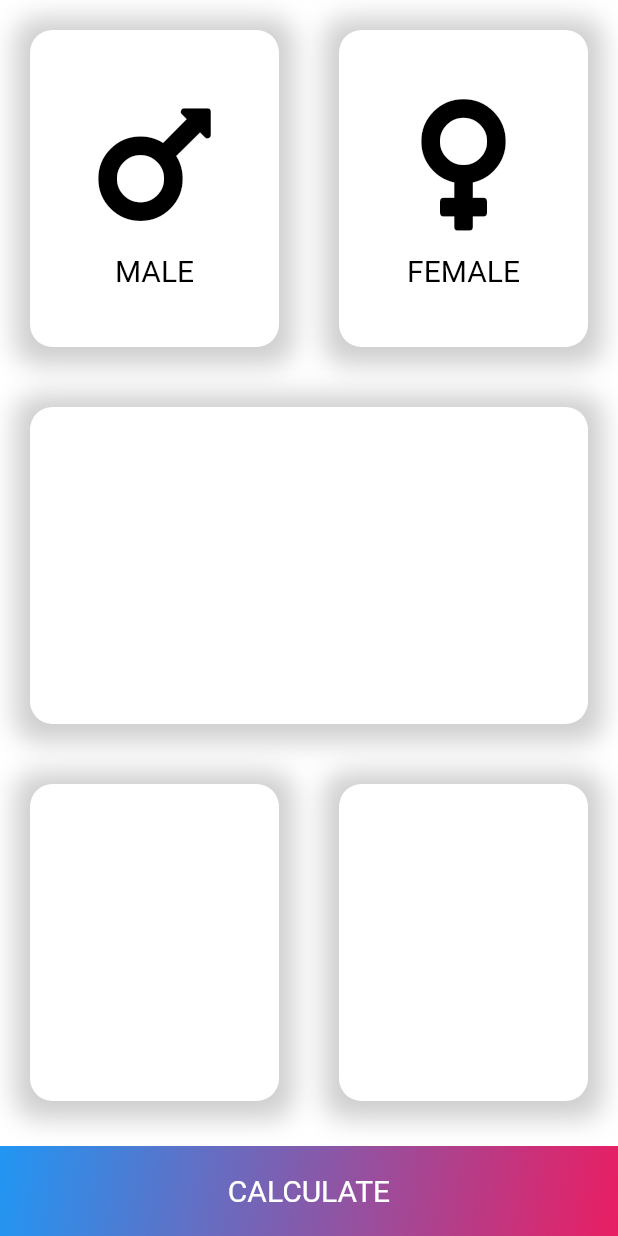
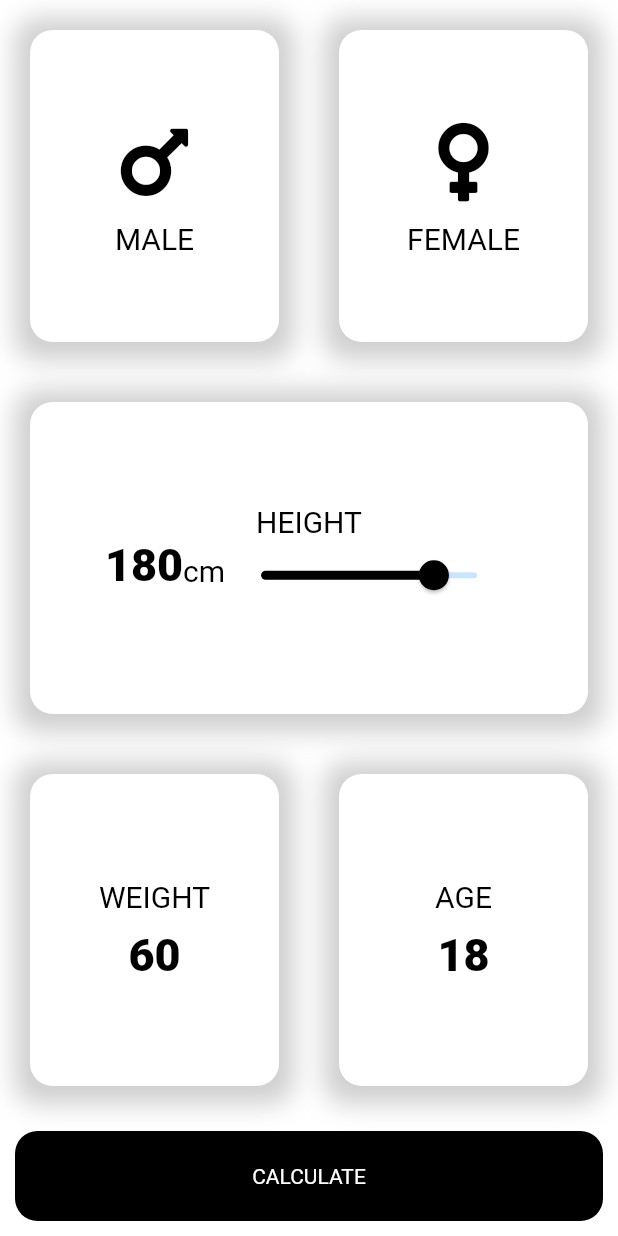
Before and after one commit to Bhavukarora03/BMI__cal, a Flutter app: the screen it shows after launch, on a phone screen of 412 x 824 dp. Run offline on Flutter 3.47's test engine with Material 2 defaults, Android fonts, the phone set to English and light mode, and no system bars; our stand-ins replace font_awesome_flutter.

Commit message:
update 2.o

```diff
--- /dev/null
+++ b/lib/Constants.dart
@@ -0,0 +1,14 @@
+import 'package:flutter/material.dart';
+
+const KcontainerColor = Colors.white;
+const KactiveCardColor = Colors.indigo;
+const KinactiveCardColor = Colors.white;
+const KbottomContainerHeight = 60.0;
+const labelTextStyle = TextStyle(
+  fontSize: 20,
+  color: Colors.black,
+);
+const KboldTextstyle =
+    TextStyle(fontSize: 30, fontWeight: FontWeight.w900, color: Colors.black);
+
+enum Kgender { Male, Female }
--- a/lib/Icon_content.dart
+++ b/lib/Icon_content.dart
@@ -1,13 +1,11 @@
 import 'package:flutter/material.dart';
-import 'package:icon_shadow/icon_shadow.dart';
-
+import 'package:bmi_calculator/Constants.dart';
 
 class IconContent extends StatelessWidget {
   IconContent({@required this.icons, this.label});
 
   final IconData icons;
   final String label;
-
 
   @override
   Widget build(BuildContext context) {
@@ -16,20 +14,17 @@ class IconContent extends StatelessWidget {
       children: [
         Icon(
           icons,
+          size: 60,
           color: Colors.black,
-            size: 100.0,
         ),
         SizedBox(
           height: 10,
         ),
         Text(
           label,
-          style: TextStyle(
-            fontSize: 20,
-            color: Colors.black,
-          ),
+          style: labelTextStyle,
         )
-      ]
+      ],
     );
   }
 }
--- a/lib/Reusablecard_content.dart
+++ b/lib/Reusablecard_content.dart
@@ -8,14 +8,11 @@ class ReusableCard extends StatelessWidget {
   final Widget cardProperties;
   final Function gestureDec;
 
-
-
   @override
   Widget build(BuildContext context) {
     return GestureDetector(
       onTap: gestureDec,
       child: Container(
-
         child: cardProperties,
         margin: EdgeInsets.all(20),
         height: 1000,
@@ -23,7 +20,7 @@ class ReusableCard extends StatelessWidget {
         decoration: BoxDecoration(
           color: colour,
           borderRadius: BorderRadius.circular(15.0),
-            boxShadow:[
+          boxShadow: [
             BoxShadow(
               color: Colors.grey.withOpacity(0.5), //color of shadow
               spreadRadius: 10, //spread radius
@@ -32,7 +29,6 @@ class ReusableCard extends StatelessWidget {
             ),
           ],
         ),
-
       ),
     );
   }
--- a/lib/input_page.dart
+++ b/lib/input_page.dart
@@ -1,14 +1,11 @@
 import 'package:flutter/cupertino.dart';
 import 'package:flutter/material.dart';
+import 'package:flutter/painting.dart';
+import 'package:flutter/widgets.dart';
 import 'package:font_awesome_flutter/font_awesome_flutter.dart';
 import 'package:bmi_calculator/Reusablecard_content.dart';
 import 'package:bmi_calculator/Icon_content.dart';
-
-const myContainersColor = Colors.white;
-const activeCardColor = Colors.redAccent;
-const inactiveCardColor = Colors.white;
-const bottomContainerHeight = 60.0;
-enum Gender { Male, Female }
+import 'package:bmi_calculator/Constants.dart';
 
 class InputPage extends StatefulWidget {
   @override
@@ -16,36 +13,44 @@ class InputPage extends StatefulWidget {
 }
 
 class _InputPageState extends State<InputPage> {
-  Gender selectedGender;
+  Kgender selectedGender;
+  int heightValue = 180;
+  int weightValue = 60;
+  int age = 18;
 
   @override
   Widget build(BuildContext context) {
     return Scaffold(
       body: Column(
+        crossAxisAlignment: CrossAxisAlignment.stretch,
         children: [
           Expanded(
             child: Row(
               children: [
                 Expanded(
                   child: ReusableCard(
-                    gestureDec: (){
-                      selectedGender = Gender.Male;
+                    gestureDec: () {
+                      setState(() {
+                        selectedGender = Kgender.Male;
+                      });
                     },
-                    colour: selectedGender == Gender.Male
-                        ? activeCardColor
-                        : inactiveCardColor,
+                    colour: selectedGender == Kgender.Male
+                        ? KactiveCardColor
+                        : KinactiveCardColor,
                     cardProperties: IconContent(
                         icons: FontAwesomeIcons.mars, label: 'MALE'),
                   ),
                 ),
                 Expanded(
                   child: ReusableCard(
-                    gestureDec: (){
-                      selectedGender = Gender.Female;
+                    gestureDec: () {
+                      setState(() {
+                        selectedGender = Kgender.Female;
+                      });
                     },
-                    colour: selectedGender == Gender.Female
-                        ? activeCardColor
-                        : inactiveCardColor,
+                    colour: selectedGender == Kgender.Female
+                        ? KactiveCardColor
+                        : KinactiveCardColor,
                     cardProperties: IconContent(
                         icons: FontAwesomeIcons.venus, label: 'FEMALE'),
                   ),
@@ -58,7 +63,50 @@ class _InputPageState extends State<InputPage> {
             children: [
               Expanded(
                 child: ReusableCard(
-                  colour: myContainersColor,
+                  cardProperties: Column(
+                    crossAxisAlignment: CrossAxisAlignment.stretch,
+                    mainAxisAlignment: MainAxisAlignment.center,
+                    children: [
+                      Center(
+                        child: Text(
+                          'HEIGHT',
+                          style: labelTextStyle,
+                        ),
+                      ),
+                      Row(
+                          mainAxisAlignment: MainAxisAlignment.center,
+                          crossAxisAlignment: CrossAxisAlignment.baseline,
+                          textBaseline: TextBaseline.alphabetic,
+                          children: [
+                            Center(
+                              child: Text(heightValue.toString(),
+                                  style: KboldTextstyle),
+                            ),
+                            Text('cm', style: labelTextStyle),
+                            Row(
+                              children: [
+                                SliderTheme(
+                                  data: SliderTheme.of(context).copyWith(
+                                      // add slider properties in future
+                                      ),
+                                  child: Slider(
+                                    value: heightValue.toDouble(),
+                                    min: 100,
+                                    max: 200,
+                                    activeColor: Colors.black,
+                                    onChanged: (double newValue) {
+                                      setState(() {
+                                        heightValue = newValue.round();
+                                      });
+                                    },
+                                  ),
+                                ),
+                              ],
+                            ),
+                          ])
+                    ],
+                  ),
+                  colour: KcontainerColor,
                 ),
               ),
             ],
@@ -68,32 +116,80 @@ class _InputPageState extends State<InputPage> {
             children: [
               Expanded(
                 child: ReusableCard(
-                  colour: myContainersColor,
+                  cardProperties: Column(
+                    mainAxisAlignment: MainAxisAlignment.center,
+                    children: [
+                      Text(
+                        'WEIGHT',
+                        style: labelTextStyle,
+                      ),
+                      SizedBox(
+                        height: 10,
+                      ),
+                      Row(
+                        mainAxisAlignment: MainAxisAlignment.center,
+                        children: [
+                          Text(
+                            weightValue.toString(),
+                            style: KboldTextstyle,
+                          ),
+                        ],
+                      )
+                    ],
+                  ),
+                  colour: KcontainerColor,
                 ),
               ),
               Expanded(
-                  child: ReusableCard(
-                colour: myContainersColor,
-              ))
+                child: ReusableCard(
+                  cardProperties: Column(
+                    mainAxisAlignment: MainAxisAlignment.center,
+                    children: [
+                      Text(
+                        'AGE',
+                        style: labelTextStyle,
+                      ),
+                      SizedBox(
+                        height: 10,
+                      ),
+                      Row(
+                        mainAxisAlignment: MainAxisAlignment.center,
+                        children: [
+                          Text(
+                            age.toString(),
+                            style: KboldTextstyle,
+                          ),
+                          Row(
+                            children: [],
+                          )
+                        ],
+                      )
+                    ],
+                  ),
+                  colour: KcontainerColor,
+                ),
+              )
             ],
           )),
           Container(
-            margin: EdgeInsets.only(top: 10),
-            width: double.infinity,
-            height: bottomContainerHeight,
+            margin: EdgeInsets.symmetric(vertical: 10, horizontal: 10),
+            width: 400,
+            height: KbottomContainerHeight,
             child: Center(
               child: Text(
                 'CALCULATE',
-                style: TextStyle(fontSize: 20, color: Colors.white),
+                style: TextStyle(color: Colors.white),
               ),
             ),
             decoration: BoxDecoration(
-              gradient: LinearGradient(
-                colors: [Colors.blue, Colors.pink],
-                begin: Alignment.topLeft,
-                end: Alignment.bottomRight,
-                stops: [0, 1],
-              ),
+              color: Colors.black,
+              borderRadius: BorderRadius.circular(15),
+              //   gradient: LinearGradient(
+              //   colors: [Colors., Colors.pink],
+              //   begin: Alignment.topLeft,
+              //   end: Alignment.bottomRight,
+              //   stops: [0, 1],
+              // ),
             ),
           ),
         ],
--- a/lib/main.dart
+++ b/lib/main.dart
@@ -1,5 +1,6 @@
 import 'package:flutter/material.dart';
 import 'input_page.dart';
+
 void main() => runApp(BMICalculator());
 
 class BMICalculator extends StatelessWidget {
@@ -7,8 +8,7 @@ class BMICalculator extends StatelessWidget {
   Widget build(BuildContext context) {
     return MaterialApp(
       theme: ThemeData.dark().copyWith(
-
-          scaffoldBackgroundColor: Colors.white,
+        scaffoldBackgroundColor: Colors.white,
       ),
       debugShowCheckedModeBanner: false,
       home: InputPage(),
```
Also changed, not shown: 5 other files. Lines whose indentation alone changed are shown as unchanged.
